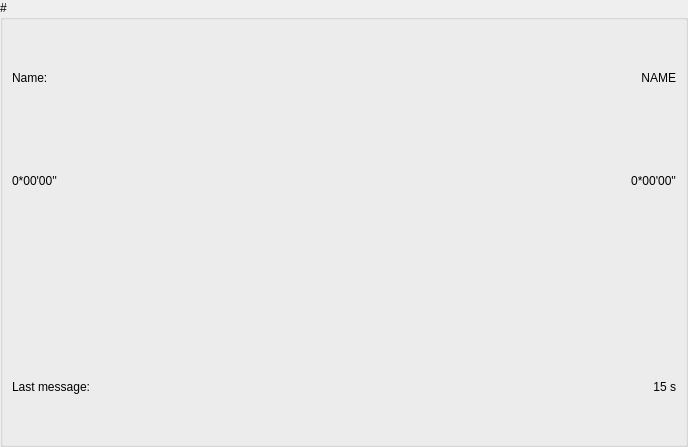
The window that DataVisualization/GUI/VehicleWidget.ui (highflyers/highflyers-data-visualization) describes before a commit, drawn with Qt 5.
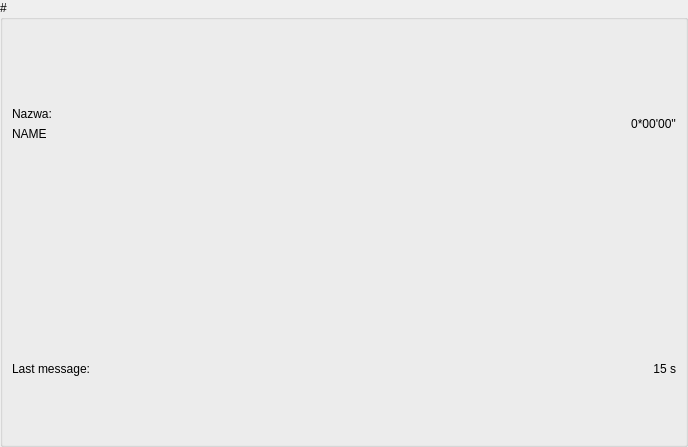
The same window after the commit. Custom widgets are drawn as their Qt base class.

Commit message: Vehicle widgets plots fixed, refactoring

The edit to the form file:
```diff
--- a/DataVisualization/GUI/VehicleWidget.ui
+++ b/DataVisualization/GUI/VehicleWidget.ui
@@ -34,64 +34,6 @@
      <layout class="QHBoxLayout" name="horizontalLayout">
       <item>
        <layout class="QGridLayout" name="gridLayout">
-        <item row="1" column="1">
-         <widget class="QLabel" name="label_4">
-          <property name="sizePolicy">
-           <sizepolicy hsizetype="Preferred" vsizetype="Minimum">
-            <horstretch>0</horstretch>
-            <verstretch>0</verstretch>
-           </sizepolicy>
-          </property>
-          <property name="text">
-           <string>0*00'00''</string>
-          </property>
-          <property name="alignment">
-           <set>Qt::AlignRight|Qt::AlignTrailing|Qt::AlignVCenter</set>
-          </property>
-         </widget>
-        </item>
-        <item row="1" column="0">
-         <widget class="QLabel" name="label_3">
-          <property name="sizePolicy">
-           <sizepolicy hsizetype="Preferred" vsizetype="Minimum">
-            <horstretch>0</horstretch>
-            <verstretch>0</verstretch>
-           </sizepolicy>
-          </property>
-          <property name="text">
-           <string>0*00'00''</string>
-          </property>
-         </widget>
-        </item>
-        <item row="0" column="0">
-         <widget class="QLabel" name="label">
-          <property name="sizePolicy">
-           <sizepolicy hsizetype="Expanding" vsizetype="Minimum">
-            <horstretch>0</horstretch>
-            <verstretch>0</verstretch>
-           </sizepolicy>
-          </property>
-          <property name="text">
-           <string>Name:</string>
-          </property>
-         </widget>
-        </item>
-        <item row="0" column="1">
-         <widget class="QLabel" name="label_2">
-          <property name="sizePolicy">
-           <sizepolicy hsizetype="Expanding" vsizetype="Minimum">
-            <horstretch>0</horstretch>
-            <verstretch>0</verstretch>
-           </sizepolicy>
-          </property>
-          <property name="text">
-           <string>NAME</string>
-          </property>
-          <property name="alignment">
-           <set>Qt::AlignRight|Qt::AlignTrailing|Qt::AlignVCenter</set>
-          </property>
-         </widget>
-        </item>
         <item row="3" column="0">
          <widget class="QLabel" name="label_5">
           <property name="sizePolicy">
@@ -105,25 +47,99 @@
           </property>
          </widget>
         </item>
-        <item row="3" column="1">
-         <widget class="QLabel" name="label_6">
-          <property name="sizePolicy">
-           <sizepolicy hsizetype="Preferred" vsizetype="Minimum">
-            <horstretch>0</horstretch>
-            <verstretch>0</verstretch>
-           </sizepolicy>
-          </property>
-          <property name="text">
-           <string>15 s</string>
-          </property>
-          <property name="alignment">
-           <set>Qt::AlignRight|Qt::AlignTrailing|Qt::AlignVCenter</set>
-          </property>
-         </widget>
-        </item>
         <item row="2" column="0" colspan="2">
          <widget class="QCustomPlot" name="chart" native="true"/>
         </item>
+        <item row="3" column="1">
+         <widget class="QLabel" name="label_last_message">
+          <property name="sizePolicy">
+           <sizepolicy hsizetype="Preferred" vsizetype="Minimum">
+            <horstretch>0</horstretch>
+            <verstretch>0</verstretch>
+           </sizepolicy>
+          </property>
+          <property name="text">
+           <string>15 s</string>
+          </property>
+          <property name="alignment">
+           <set>Qt::AlignRight|Qt::AlignTrailing|Qt::AlignVCenter</set>
+          </property>
+         </widget>
+        </item>
+        <item row="1" column="0">
+         <widget class="QLabel" name="label_name">
+          <property name="sizePolicy">
+           <sizepolicy hsizetype="Expanding" vsizetype="Minimum">
+            <horstretch>0</horstretch>
+            <verstretch>0</verstretch>
+           </sizepolicy>
+          </property>
+          <property name="text">
+           <string>NAME</string>
+          </property>
+          <property name="alignment">
+           <set>Qt::AlignLeading|Qt::AlignLeft|Qt::AlignTop</set>
+          </property>
+         </widget>
+        </item>
+        <item row="0" column="0">
+         <widget class="QLabel" name="label">
+          <property name="sizePolicy">
+           <sizepolicy hsizetype="Expanding" vsizetype="Minimum">
+            <horstretch>0</horstretch>
+            <verstretch>0</verstretch>
+           </sizepolicy>
+          </property>
+          <property name="text">
+           <string>Nazwa:</string>
+          </property>
+          <property name="alignment">
+           <set>Qt::AlignBottom|Qt::AlignLeading|Qt::AlignLeft</set>
+          </property>
+         </widget>
+        </item>
+        <item row="0" column="1" rowspan="2">
+         <widget class="QLabel" name="label_pos">
+          <property name="sizePolicy">
+           <sizepolicy hsizetype="Preferred" vsizetype="Minimum">
+            <horstretch>0</horstretch>
+            <verstretch>0</verstretch>
+           </sizepolicy>
+          </property>
+          <property name="text">
+           <string>0*00'00''</string>
+          </property>
+          <property name="alignment">
+           <set>Qt::AlignRight|Qt::AlignTrailing|Qt::AlignVCenter</set>
+          </property>
+         </widget>
+        </item>
+        <item row="4" column="0">
+         <spacer name="horizontalSpacer">
+          <property name="orientation">
+           <enum>Qt::Horizontal</enum>
+          </property>
+          <property name="sizeHint" stdset="0">
+           <size>
+            <width>40</width>
+            <height>20</height>
+           </size>
+          </property>
+         </spacer>
+        </item>
+        <item row="4" column="1">
+         <spacer name="horizontalSpacer_2">
+          <property name="orientation">
+           <enum>Qt::Horizontal</enum>
+          </property>
+          <property name="sizeHint" stdset="0">
+           <size>
+            <width>40</width>
+            <height>20</height>
+           </size>
+          </property>
+         </spacer>
+        </item>
        </layout>
       </item>
      </layout>
```
The commit also changes 17 other files.
